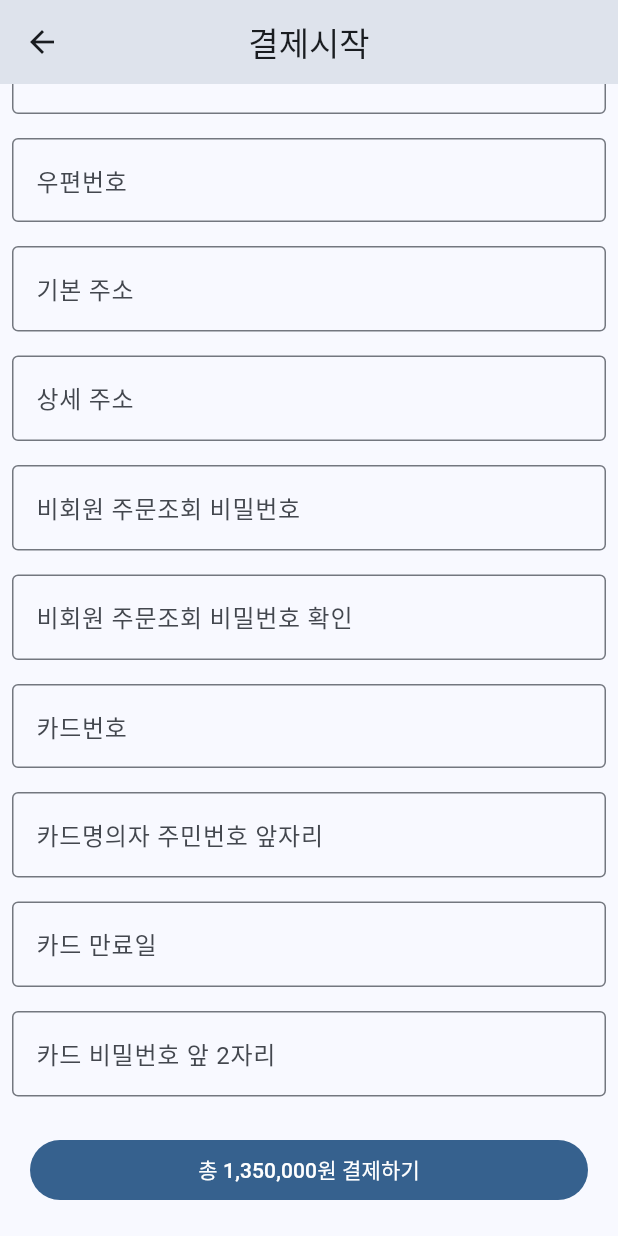
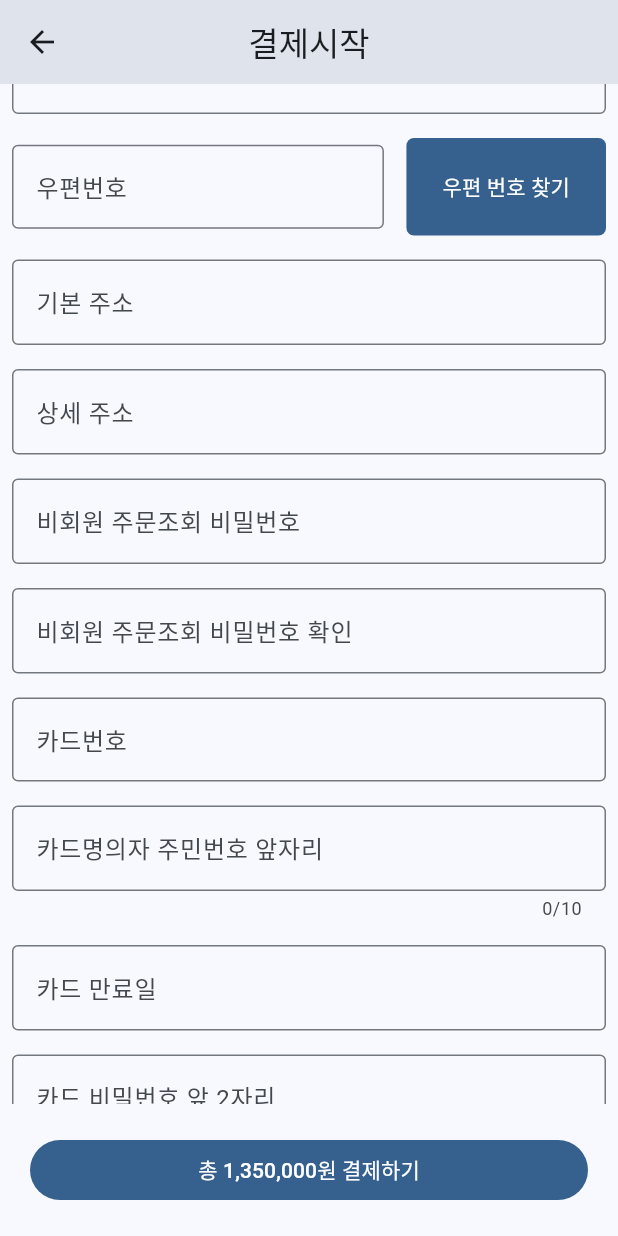
Before and after one commit to JunSuHwang/flutter_practice_project, a Flutter app: the ItemCheckoutPage screen opened directly, scrolled down 576 dp, on a phone screen of 412 x 824 dp. Run offline on Flutter 3.47's test engine with Material 3 defaults, Android fonts, the phone set to English and light mode, and no system bars; our stand-ins replace cached_network_image; missing offline and left inert: kpostal; network calls fail.

Commit message:
#05_ItemCheckoutPage_UI2

```diff
--- a/lib/item_checkout_page.dart
+++ b/lib/item_checkout_page.dart
@@ -2,6 +2,7 @@ import 'package:cached_network_image/cached_network_image.dart';
 import 'package:flutter/material.dart';
 import 'package:flutter_practice_project/constants.dart';
 import 'package:flutter_practice_project/models/product.dart';
+import 'package:kpostal/kpostal.dart';
 
 class ItemCheckoutPage extends StatefulWidget {
   const ItemCheckoutPage({super.key});
@@ -166,7 +167,9 @@ class _ItemCheckoutPageState extends State<ItemCheckoutPage> {
       child: TextFormField(
         controller: buyerNameController,
         decoration: const InputDecoration(
-            border: OutlineInputBorder(), hintText: "주문자명"),
+          border: OutlineInputBorder(),
+          hintText: "주문자명",
+        ),
       ),
     );
   }
@@ -177,7 +180,9 @@ class _ItemCheckoutPageState extends State<ItemCheckoutPage> {
       child: TextFormField(
         controller: buyerEmailController,
         decoration: const InputDecoration(
-            border: OutlineInputBorder(), hintText: "주문자 이메일"),
+          border: OutlineInputBorder(),
+          hintText: "주문자 이메일",
+        ),
       ),
     );
   }
@@ -188,7 +193,9 @@ class _ItemCheckoutPageState extends State<ItemCheckoutPage> {
       child: TextFormField(
         controller: buyerPhoneController,
         decoration: const InputDecoration(
-            border: OutlineInputBorder(), hintText: "주문자 휴대전화"),
+          border: OutlineInputBorder(),
+          hintText: "주문자 휴대전화",
+        ),
       ),
     );
   }
@@ -199,7 +206,9 @@ class _ItemCheckoutPageState extends State<ItemCheckoutPage> {
       child: TextFormField(
         controller: receiverNameController,
         decoration: const InputDecoration(
-            border: OutlineInputBorder(), hintText: "받는 사람 이름"),
+          border: OutlineInputBorder(),
+          hintText: "받는 사람 이름",
+        ),
       ),
     );
   }
@@ -210,7 +219,9 @@ class _ItemCheckoutPageState extends State<ItemCheckoutPage> {
       child: TextFormField(
         controller: receiverPhoneController,
         decoration: const InputDecoration(
-            border: OutlineInputBorder(), hintText: "받는 사람 휴대 전화"),
+          border: OutlineInputBorder(),
+          hintText: "받는 사람 휴대 전화",
+        ),
       ),
     );
   }
@@ -218,10 +229,42 @@ class _ItemCheckoutPageState extends State<ItemCheckoutPage> {
   Widget receiverZipTextField() {
     return Padding(
       padding: const EdgeInsets.all(8),
-      child: TextFormField(
-        controller: receiverZipController,
-        decoration: const InputDecoration(
-            border: OutlineInputBorder(), hintText: "우편번호"),
+      child: Row(
+        children: [
+          Expanded(
+            child: TextFormField(
+              readOnly: true,
+              controller: receiverZipController,
+              decoration: const InputDecoration(
+                border: OutlineInputBorder(),
+                hintText: "우편번호",
+              ),
+            ),
+          ),
+          const SizedBox(width: 15),
+          FilledButton(
+            onPressed: () {
+              Navigator.of(context).push(MaterialPageRoute(
+                builder: (context) {
+                  return KpostalView(
+                    callback: (Kpostal result) {
+                      receiverZipController.text = result.postCode;
+                      receiverAddress1Controller.text = result.address;
+                    },
+                  );
+                },
+              ));
+            },
+            style: FilledButton.styleFrom(
+                shape: RoundedRectangleBorder(
+              borderRadius: BorderRadius.circular(5),
+            )),
+            child: const Padding(
+              padding: EdgeInsets.symmetric(vertical: 22),
+              child: Text("우편 번호 찾기"),
+            ),
+          )
+        ],
       ),
     );
   }
@@ -230,9 +273,12 @@ class _ItemCheckoutPageState extends State<ItemCheckoutPage> {
     return Padding(
       padding: const EdgeInsets.all(8),
       child: TextFormField(
+        readOnly: true,
         controller: receiverAddress1Controller,
         decoration: const InputDecoration(
-            border: OutlineInputBorder(), hintText: "기본 주소"),
+          border: OutlineInputBorder(),
+          hintText: "기본 주소",
+        ),
       ),
     );
   }
@@ -243,7 +289,9 @@ class _ItemCheckoutPageState extends State<ItemCheckoutPage> {
       child: TextFormField(
         controller: receiverAddress2Controller,
         decoration: const InputDecoration(
-            border: OutlineInputBorder(), hintText: "상세 주소"),
+          border: OutlineInputBorder(),
+          hintText: "상세 주소",
+        ),
       ),
     );
   }
@@ -254,7 +302,10 @@ class _ItemCheckoutPageState extends State<ItemCheckoutPage> {
       child: TextFormField(
         controller: userPwdController,
         decoration: const InputDecoration(
-            border: OutlineInputBorder(), hintText: "비회원 주문조회 비밀번호"),
+          border: OutlineInputBorder(),
+          hintText: "비회원 주문조회 비밀번호",
+        ),
+        obscureText: true,
       ),
     );
   }
@@ -265,7 +316,10 @@ class _ItemCheckoutPageState extends State<ItemCheckoutPage> {
       child: TextFormField(
         controller: userConfirmPwdController,
         decoration: const InputDecoration(
-            border: OutlineInputBorder(), hintText: "비회원 주문조회 비밀번호 확인"),
+          border: OutlineInputBorder(),
+          hintText: "비회원 주문조회 비밀번호 확인",
+        ),
+        obscureText: true,
       ),
     );
   }
@@ -276,7 +330,9 @@ class _ItemCheckoutPageState extends State<ItemCheckoutPage> {
       child: TextFormField(
         controller: cardNoController,
         decoration: const InputDecoration(
-            border: OutlineInputBorder(), hintText: "카드번호"),
+          border: OutlineInputBorder(),
+          hintText: "카드번호",
+        ),
       ),
     );
   }
@@ -286,8 +342,11 @@ class _ItemCheckoutPageState extends State<ItemCheckoutPage> {
       padding: const EdgeInsets.all(8),
       child: TextFormField(
         controller: cardAuthController,
+        maxLength: 10,
         decoration: const InputDecoration(
-            border: OutlineInputBorder(), hintText: "카드명의자 주민번호 앞자리"),
+          border: OutlineInputBorder(),
+          hintText: "카드명의자 주민번호 앞자리",
+        ),
       ),
     );
   }
@@ -298,7 +357,9 @@ class _ItemCheckoutPageState extends State<ItemCheckoutPage> {
       child: TextFormField(
         controller: cardExpiredDateController,
         decoration: const InputDecoration(
-            border: OutlineInputBorder(), hintText: "카드 만료일"),
+          border: OutlineInputBorder(),
+          hintText: "카드 만료일",
+        ),
       ),
     );
   }
@@ -309,7 +370,11 @@ class _ItemCheckoutPageState extends State<ItemCheckoutPage> {
       child: TextFormField(
         controller: cardPwdTwoDigitsController,
         decoration: const InputDecoration(
-            border: OutlineInputBorder(), hintText: "카드 비밀번호 앞 2자리"),
+          border: OutlineInputBorder(),
+          hintText: "카드 비밀번호 앞 2자리",
+        ),
+        maxLength: 2,
+        obscureText: true,
       ),
     );
   }
--- a/pubspec.yaml
+++ b/pubspec.yaml
@@ -11,6 +11,7 @@ dependencies:
     sdk: flutter
   cached_network_image:
   intl:
+  kpostal:
 
 dev_dependencies:
   flutter_test:
```
Also changed, not shown: 2 other files.
